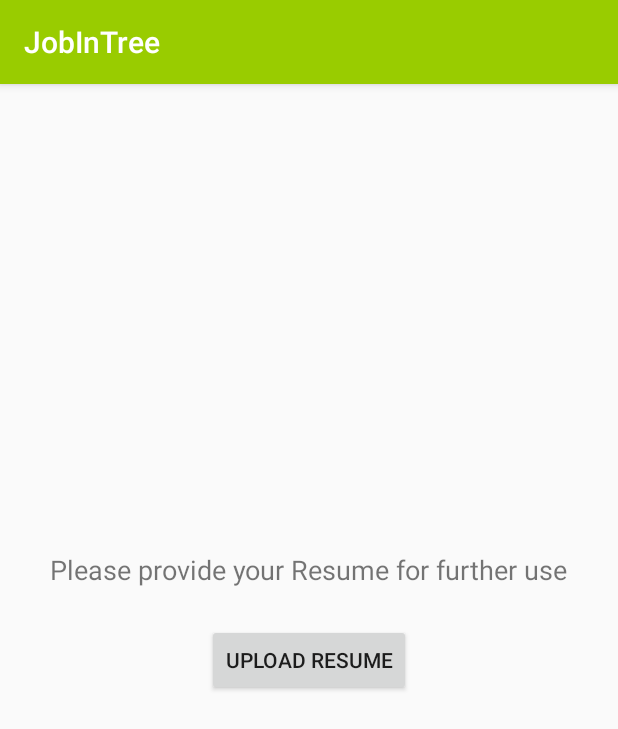
After one commit to ashgarg143/JobInTree, an Android app: the UploadResumeActivity screen opened directly, with no data from a screen before it, on a phone screen of 412 x 824 dp. The commit adds this screen. Shown: the top 729 px of the screen. Run offline under Robolectric (Android 15) with nearby library versions, the phone set to English and light mode, and no system bars; our stand-ins replace Firebase (no records; nobody signed in at launch, a user with empty details on screens opened directly).

Commit message:
add upload resume

```diff
--- a/app/build.gradle
+++ b/app/build.gradle
@@ -25,6 +25,8 @@ dependencies {
     implementation 'com.android.support.constraint:constraint-layout:1.1.2'
     implementation 'com.android.support:design:28.0.0'
     implementation 'com.android.support:support-vector-drawable:28.0.0'
+    implementation 'com.google.firebase:firebase-storage:11.8.0'
+    implementation 'com.google.firebase:firebase-auth:11.8.0'
     testImplementation 'junit:junit:4.12'
     androidTestImplementation 'com.android.support.test:runner:1.0.2'
     androidTestImplementation 'com.android.support.test.espresso:espresso-core:3.0.2'
@@ -38,5 +40,6 @@ dependencies {
     implementation 'com.squareup.retrofit2:converter-gson:2.3.0'
 
 
+}
 
-}
+apply plugin: 'com.google.gms.google-services'
--- a/app/src/main/java/com/example/ashish/jobintree/main/SharedPrefManager.java
+++ b/app/src/main/java/com/example/ashish/jobintree/main/SharedPrefManager.java
@@ -35,4 +35,19 @@ public class SharedPrefManager {
         SharedPreferences sharedPreferences = context.getSharedPreferences(SHARED_PREF_NAME,Context.MODE_PRIVATE);
         return sharedPreferences.getString("name",null);
     }
+
+    public String getEmail(){
+        SharedPreferences sharedPreferences = context.getSharedPreferences(SHARED_PREF_NAME,Context.MODE_PRIVATE);
+        return sharedPreferences.getString("email",null);
+    }
+
+    public String getPhoneNumber(){
+        SharedPreferences sharedPreferences = context.getSharedPreferences(SHARED_PREF_NAME,Context.MODE_PRIVATE);
+        return sharedPreferences.getString("phone",null);
+    }
+
+    public String isLoggedIn(){
+        SharedPreferences sharedPreferences = context.getSharedPreferences(SHARED_PREF_NAME,Context.MODE_PRIVATE);
+        return sharedPreferences.getString("phone",null);
+    }
 }
--- a/app/src/main/java/com/example/ashish/jobintree/main/activities/SplashActivity.java
+++ b/app/src/main/java/com/example/ashish/jobintree/main/activities/SplashActivity.java
@@ -17,7 +17,7 @@ public class SplashActivity extends AppCompatActivity {
         new Handler().postDelayed(new Runnable() {
             @Override
             public void run() {
-                startActivity(new Intent(getApplicationContext(),LoginActivity.class));
+                startActivity(new Intent(getApplicationContext(),HomeActivity.class));
                 finish();
                 overridePendingTransition(R.anim.push_up_in, R.anim.push_up_out);
             }
--- /dev/null
+++ b/app/src/main/java/com/example/ashish/jobintree/main/activities/UploadResumeActivity.java
@@ -0,0 +1,138 @@
+package com.example.ashish.jobintree.main.activities;
+
+import android.app.AlertDialog;
+import android.app.ProgressDialog;
+import android.content.Context;
+import android.content.DialogInterface;
+import android.content.Intent;
+import android.database.Cursor;
+import android.net.Uri;
+import android.provider.MediaStore;
+import android.support.annotation.NonNull;
+import android.support.v7.app.AppCompatActivity;
+import android.os.Bundle;
+import android.util.Log;
+import android.view.View;
+import android.widget.Button;
+import android.widget.Toast;
+
+import com.example.ashish.jobintree.R;
+import com.example.ashish.jobintree.main.SharedPrefManager;
+import com.google.android.gms.tasks.OnCompleteListener;
+import com.google.android.gms.tasks.OnFailureListener;
+import com.google.android.gms.tasks.OnSuccessListener;
+import com.google.android.gms.tasks.Task;
+import com.google.firebase.storage.FirebaseStorage;
+import com.google.firebase.storage.StorageReference;
+import com.google.firebase.storage.UploadTask;
+
+import java.io.File;
+import java.net.URI;
+import java.net.URISyntaxException;
+
+public class UploadResumeActivity extends AppCompatActivity {
+
+    private static final String TAG = UploadResumeActivity.class.getSimpleName();
+    private static final int REQUEST_CODE_PDF = 123;
+
+    private Button btSelectResume,btUploadResume;
+    Uri fileuri;
+
+    StorageReference storageReference;
+
+    @Override
+    protected void onCreate(Bundle savedInstanceState) {
+        super.onCreate(savedInstanceState);
+        setContentView(R.layout.activity_upload_resume);
+
+        btSelectResume = findViewById(R.id.bt_select_resume);
+        btUploadResume = findViewById(R.id.bt_upload_resume);
+
+        storageReference = FirebaseStorage.getInstance().getReference()
+                .child("users")
+                .child(SharedPrefManager.getInstance(UploadResumeActivity.this).getPhoneNumber())
+                .child("RESUME");
+
+        /*btSelectResume.setOnClickListener(new View.OnClickListener() {
+            @Override
+            public void onClick(View view) {
+                getDocument();
+            }
+        });*/
+
+       btUploadResume.setOnClickListener(new View.OnClickListener() {
+           @Override
+           public void onClick(View view) {
+              // uploadToFirebase();
+               getDocument();
+           }
+
+       });
+    }
+
+    private void uploadToFirebase() {
+
+        if(fileuri != null){
+            final ProgressDialog dialog = new ProgressDialog(this);
+            dialog.setMessage("Uploading Resume");
+            dialog.setCancelable(false);
+            dialog.setCanceledOnTouchOutside(false);
+            dialog.show();
+
+
+            storageReference.putFile(fileuri)
+                    .addOnSuccessListener(new OnSuccessListener<UploadTask.TaskSnapshot>() {
+                        @Override
+                        public void onSuccess(UploadTask.TaskSnapshot taskSnapshot) {
+                            dialog.dismiss();
+                            Toast.makeText(UploadResumeActivity.this, "Resume Uploaded Successfully", Toast.LENGTH_SHORT).show();
+                            AlertDialog.Builder builder = new AlertDialog.Builder(UploadResumeActivity.this);
+                            builder.setCancelable(false);
+                            builder.setMessage("Welcome to the JobInTree!\nDestination for your bright future");
+                            builder.setPositiveButton("Okay", new DialogInterface.OnClickListener() {
+                                @Override
+                                public void onClick(DialogInterface dialogInterface, int i) {
+                                    startActivity(new Intent(UploadResumeActivity.this,HomeActivity.class));
+                                    finish();
+                                }
+                            });
+                            builder.show();
+                        }
+                    })
+                    .addOnFailureListener(new OnFailureListener() {
+                        @Override
+                        public void onFailure(@NonNull Exception e) {
+                            dialog.dismiss();
+                            Toast.makeText(UploadResumeActivity.this, "Uploading failed", Toast.LENGTH_SHORT).show();
+                        }
+                    });
+        } else {
+            Toast.makeText(this, "Please select your resume before uploading", Toast.LENGTH_SHORT).show();
+        }
+    }
+
+
+    private void getDocument()
+    {
+        Intent intent = new Intent(Intent.ACTION_GET_CONTENT);
+        intent.setType("application/pdf");
+        intent.addCategory(Intent.CATEGORY_OPENABLE);
+        // Only the system receives the ACTION_OPEN_DOCUMENT, so no need to test.
+        startActivityForResult(intent, REQUEST_CODE_PDF);
+    }
+
+
+
+    @Override
+    protected void onActivityResult(int req, int result, Intent data)
+    {
+        if (req == REQUEST_CODE_PDF && result == RESULT_OK)
+        {
+            fileuri = data.getData();
+            //String docFilePath = getFileNameByUri(this, fileuri);
+            uploadToFirebase();
+            Log.i(TAG, "onActivityResult: filename :" + fileuri);
+        }
+    }
+
+}
--- /dev/null
+++ b/app/src/main/res/layout/activity_upload_resume.xml
@@ -0,0 +1,48 @@
+<?xml version="1.0" encoding="utf-8"?>
+<android.support.constraint.ConstraintLayout
+    android:layout_gravity="center"
+    xmlns:android="http://schemas.android.com/apk/res/android"
+    xmlns:app="http://schemas.android.com/apk/res-auto"
+    xmlns:tools="http://schemas.android.com/tools"
+    android:layout_width="match_parent"
+    android:layout_height="wrap_content"
+    android:layout_marginTop="-24dp"
+    android:layout_marginLeft="8dp"
+    android:layout_marginRight="8dp"
+    tools:context=".main.activities.UploadResumeActivity">
+
+    <RelativeLayout
+        android:layout_width="match_parent"
+        android:layout_height="wrap_content">
+
+        <TextView
+            android:layout_centerHorizontal="true"
+            android:id="@+id/tv_desc"
+            android:textSize="18sp"
+            android:layout_width="wrap_content"
+            android:layout_height="wrap_content"
+            android:layout_gravity="center"
+            android:text="Please provide your Resume for further use"/>
+
+        <Button
+            android:visibility="gone"
+            android:id="@+id/bt_select_resume"
+            android:layout_marginTop="48dp"
+            android:layout_centerHorizontal="true"
+            android:layout_below="@+id/tv_desc"
+            android:layout_width="wrap_content"
+            android:layout_height="wrap_content"
+            android:text="Select Resume"/>
+
+        <Button
+            android:id="@+id/bt_upload_resume"
+            android:layout_marginTop="24dp"
+            android:layout_centerHorizontal="true"
+            android:layout_below="@+id/bt_select_resume"
+            android:layout_width="wrap_content"
+            android:layout_height="wrap_content"
+            android:text="Upload Resume"/>
+
+    </RelativeLayout>
+
+</android.support.constraint.ConstraintLayout>
--- a/build.gradle
+++ b/build.gradle
@@ -12,6 +12,7 @@ buildscript {
 
         // NOTE: Do not place your application dependencies here; they belong
         // in the individual module build.gradle files
+        classpath 'com.google.gms:google-services:3.1.1'
     }
 }
 
```
Also changed, not shown: app/src/main/AndroidManifest.xml (+8 -10 lines), app/src/main/java/com/example/ashish/jobintree/main/activities/HomeActivity.java (+10 -0 lines), app/src/main/java/com/example/ashish/jobintree/main/activities/LoginActivity.java (+26 -1 lines), app/src/main/java/com/example/ashish/jobintree/main/activities/SignupActivity.java (+12 -1 lines).
